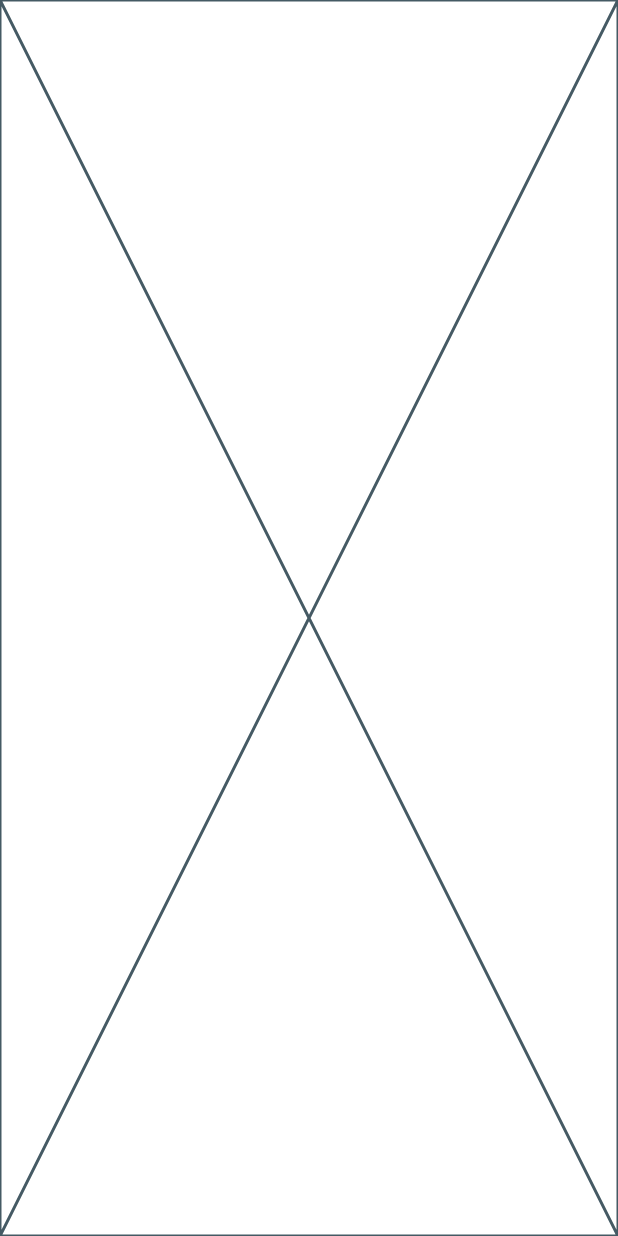
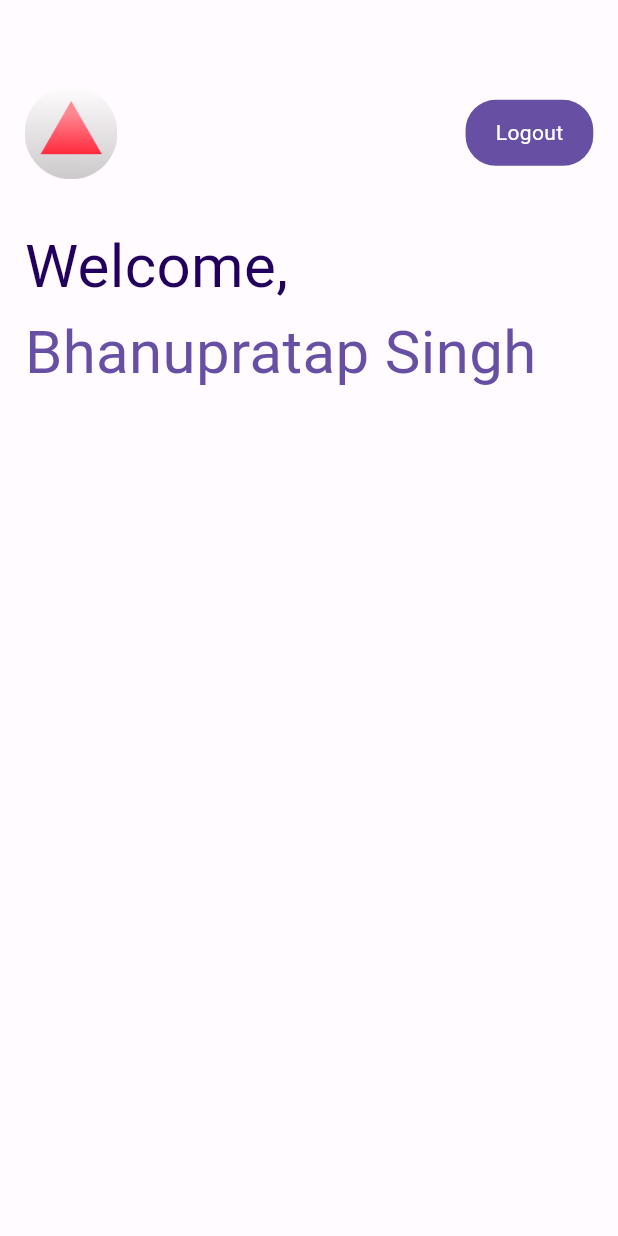
Before and after one commit to wantedbear007/Compass, a Flutter app: the screen it shows after launch, on a phone screen of 412 x 824 dp. Run offline on Flutter 3.47's test engine with Material 3 defaults, Android fonts, the phone set to English and light mode, and no system bars; our stand-ins replace get.

Commit message:
:lipstick: UI: homescreen UI implementation.

```diff
--- a/lib/main.dart
+++ b/lib/main.dart
@@ -1,6 +1,4 @@
 import 'package:compass/screens/home/home_screen.dart';
-import 'package:compass/screens/login/login_screen.dart';
-import 'package:compass/screens/register/register_screen.dart';
 import 'package:compass/utils/color_scheme.dart';
 import 'package:flutter/material.dart';
 import 'package:get/get.dart';
@@ -16,9 +14,24 @@ class Home extends StatelessWidget {
   Widget build(BuildContext context) {
     return GetMaterialApp(
       debugShowCheckedModeBanner: false,
-      theme: ThemeData(useMaterial3: true, colorScheme: lightColorScheme),
-      darkTheme: ThemeData(colorScheme: darkColorScheme),
-      home: HomeScreen(),
+      theme: ThemeData(
+        useMaterial3: true,
+        colorScheme: lightColorScheme,
+        textTheme: TextTheme(
+          headlineLarge: TextStyle(
+            color: Theme.of(context).colorScheme.inversePrimary,
+          ),
+        ),
+      ),
+      darkTheme: ThemeData(
+        colorScheme: darkColorScheme,
+        textTheme: TextTheme(
+          headlineLarge: TextStyle(
+            color: Theme.of(context).colorScheme.inversePrimary,
+          ),
+        ),
+      ),
+      home: const HomeScreen(),
     );
   }
 }
--- a/lib/screens/home/home_screen.dart
+++ b/lib/screens/home/home_screen.dart
@@ -1,3 +1,5 @@
+import 'package:compass/widgets/material_button.dart';
+import 'package:compass/widgets/user_button.dart';
 import 'package:flutter/material.dart';
 
 class HomeScreen extends StatelessWidget {
@@ -5,6 +7,55 @@ class HomeScreen extends StatelessWidget {
 
   @override
   Widget build(BuildContext context) {
-    return const Placeholder();
+    return Scaffold(
+      // backgroundColor: Theme.of(context).colorScheme.,
+      body: ListView(
+        children: [
+          Padding(
+            padding: EdgeInsets.symmetric(
+                horizontal: MediaQuery.of(context).size.width * 0.04,
+                vertical: MediaQuery.of(context).size.height * 0.07),
+            child: Column(
+              crossAxisAlignment: CrossAxisAlignment.start,
+              children: [
+                Row(
+                  mainAxisAlignment: MainAxisAlignment.spaceBetween,
+                  children: [
+                    Image(
+                      image: AssetImage("assets/logo.png"),
+                      width: MediaQuery.of(context).size.width * 0.15,
+                    ),
+                    UserMaterialButton(
+                      buttonAction: () {},
+                      buttonText: "Logout",
+
+                    )
+                    // add options
+                  ],
+                ),
+                const SizedBox(
+                  height: 30,
+                ),
+
+                Text("Welcome, ",
+                    style: TextStyle(
+                      fontSize: 40,
+                      color: Theme.of(context).colorScheme.onPrimaryContainer,
+                    )
+                    // style: Theme.of(context).colorScheme.primaryContainer,
+                    ),
+                Text(
+                  "Bhanupratap Singh",
+                  style: TextStyle(
+                    color: Theme.of(context).colorScheme.primary,
+                    fontSize: 40,
+                  ),
+                ),
+              ],
+            ),
+          )
+        ],
+      ),
+    );
   }
 }
--- /dev/null
+++ b/lib/widgets/material_button.dart
@@ -0,0 +1,31 @@
+import 'package:flutter/material.dart';
+
+class UserMaterialButton extends StatelessWidget {
+  final String buttonText;
+  final VoidCallback buttonAction;
+
+  const UserMaterialButton(
+      {super.key, required this.buttonText, required this.buttonAction});
+
+  @override
+  Widget build(BuildContext context) {
+    return Material(
+      borderRadius: const BorderRadius.all(Radius.circular(20)),
+      color: Theme.of(context).colorScheme.primary,
+      child: InkWell(
+        onTap: buttonAction,
+        borderRadius: const BorderRadius.all(Radius.circular(20)),
+        splashColor: Colors.black38,
+        enableFeedback: true,
+        // hoverColor: Colors.white,
+        child: Container(
+          padding: const EdgeInsets.symmetric(vertical: 12, horizontal: 20),
+          child: Text(
+            buttonText,
+            style: TextStyle(color: Theme.of(context).colorScheme.onPrimary),
+          ),
+        ),
+      ),
+    );
+  }
+}
```
